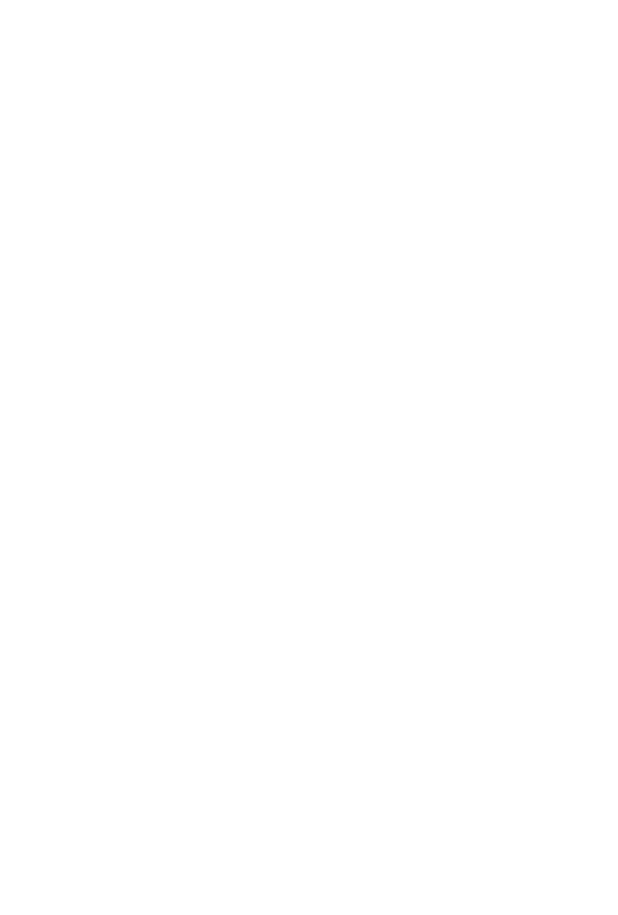
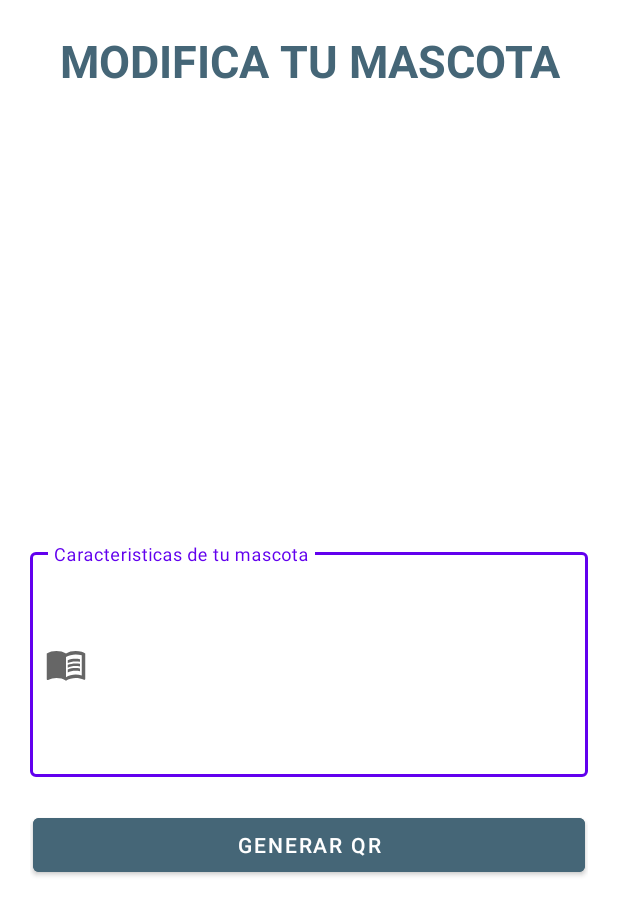
Before and after one commit to Axel200121/PetQr-App, an Android app: the GeneracionQR screen opened directly, with no data from a screen before it, on a phone screen of 412 x 824 dp. Before the commit the part shown is empty. Shown: the top 915 px of the screen. Run offline under Robolectric (Android 15) with nearby library versions, the phone set to English and light mode, and no system bars.

Commit message:
Diseño UI de la interfaz Generar QR

```diff
--- a/App_Movil/app/src/main/java/com/example/app_movil_petqr/GeneracionQR.kt
+++ b/App_Movil/app/src/main/java/com/example/app_movil_petqr/GeneracionQR.kt
@@ -7,5 +7,6 @@ class GeneracionQR : AppCompatActivity() {
     override fun onCreate(savedInstanceState: Bundle?) {
         super.onCreate(savedInstanceState)
         setContentView(R.layout.activity_generacion_qr)
+
     }
 }
--- a/App_Movil/app/src/main/res/layout/activity_generacion_qr.xml
+++ b/App_Movil/app/src/main/res/layout/activity_generacion_qr.xml
@@ -1,10 +1,66 @@
 <?xml version="1.0" encoding="utf-8"?>
-<androidx.constraintlayout.widget.ConstraintLayout
-    xmlns:android="http://schemas.android.com/apk/res/android"
+<ScrollView xmlns:android="http://schemas.android.com/apk/res/android"
+    xmlns:app="http://schemas.android.com/apk/res-auto"
     xmlns:tools="http://schemas.android.com/tools"
-    xmlns:app="http://schemas.android.com/apk/res-auto"
     android:layout_width="match_parent"
     android:layout_height="match_parent"
-    tools:context=".GeneracionQR">
+    tools:context=".MainActivity">
 
-  </androidx.constraintlayout.widget.ConstraintLayout>
+  <LinearLayout
+      android:layout_width="match_parent"
+      android:layout_height="wrap_content"
+      android:layout_margin="10dp"
+      android:padding="10dp"
+      android:orientation="vertical">
+
+    <TextView
+        android:layout_width="match_parent"
+        android:layout_height="match_parent"
+        android:text="MODIFICA TU MASCOTA"
+        android:textColor="#456677"
+        android:textAlignment="center"
+        android:textSize="30dp"
+        android:textStyle="bold" />
+
+    <ImageView
+        android:id="@+id/imgQR"
+        android:layout_width="match_parent"
+        android:layout_height="302dp"
+        android:padding="70dp"
+        android:scaleType="centerCrop" />
+
+    <com.google.android.material.textfield.TextInputLayout
+        style="@style/Widget.MaterialComponents.TextInputLayout.OutlinedBox"
+        android:layout_width="match_parent"
+        android:layout_height="match_parent"
+        android:layout_marginBottom="20dp"
+        android:hint="Caracteristicas de tu mascota"
+        app:startIconDrawable="@drawable/ic_descripcion">
+
+      <com.google.android.material.textfield.TextInputEditText
+          android:id="@+id/txtDescripcionQR"
+          android:layout_width="match_parent"
+          android:layout_height="150dp"
+          android:fontFamily="sans-serif"
+          android:inputType="textPersonName"
+          android:padding="10dp"
+          android:shadowColor="#044343"
+          tools:ignore="TouchTargetSizeCheck,TouchTargetSizeCheck" />
+    </com.google.android.material.textfield.TextInputLayout>
+    <TextView
+        android:id="@+id/tvIdMascotaEditar"
+        android:layout_width="match_parent"
+        android:layout_height="wrap_content"
+        android:layout_marginTop="-20dp"/>
+
+    <Button
+        android:id="@+id/btnGenerarQr"
+        android:layout_width="match_parent"
+        android:layout_height="match_parent"
+        android:layout_margin="@dimen/cardview_default_elevation"
+        android:backgroundTint="#456677"
+        android:onClick="editarFinalMascota"
+        android:shadowRadius="@integer/material_motion_duration_long_2"
+        android:text="GENERAR QR" />
+  </LinearLayout>
+</ScrollView>
```
